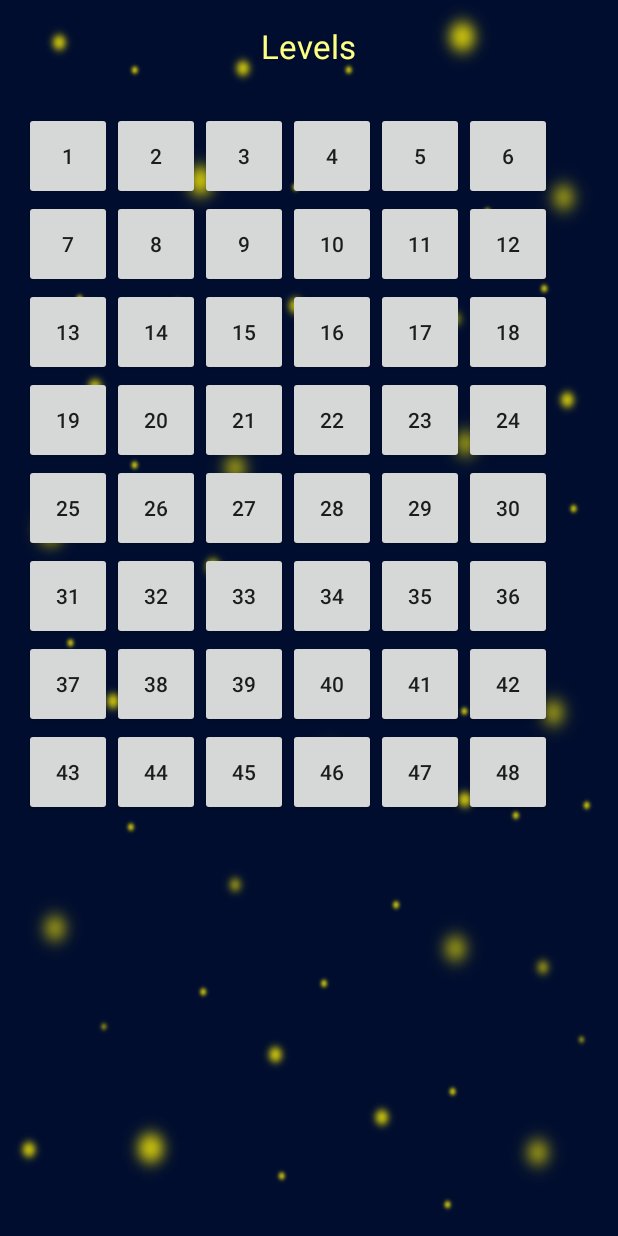
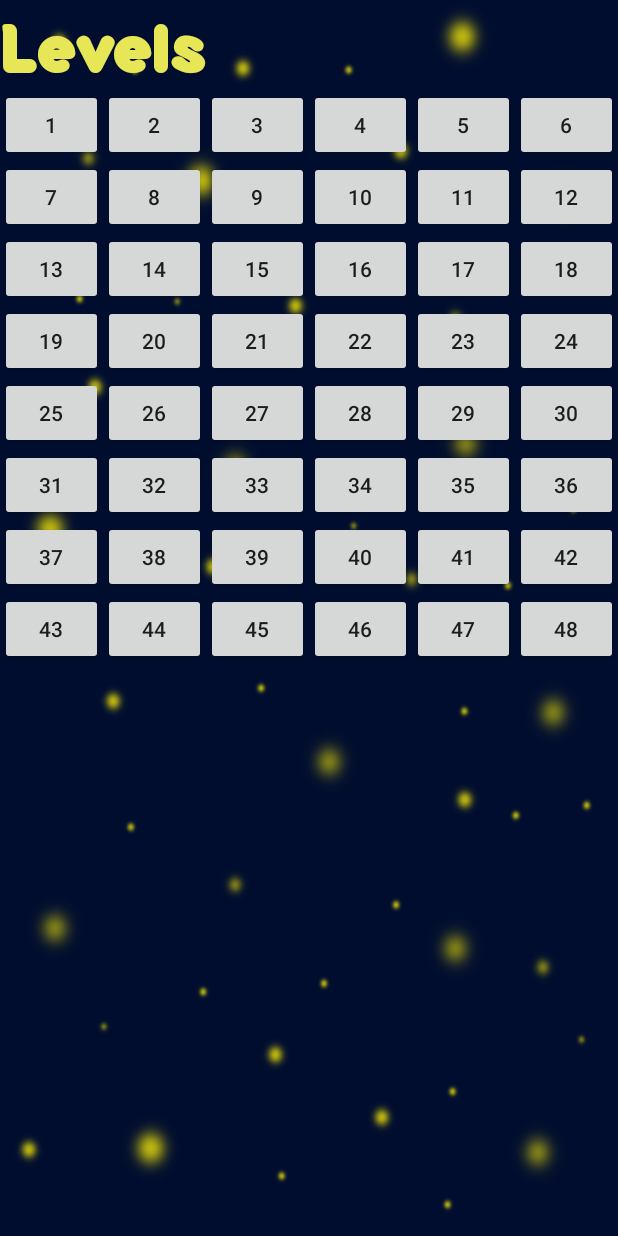
Before and after one commit to Petlushka/Peekaboo, an Android app: the LevelsActivity screen opened directly, with no data from a screen before it, on a phone screen of 412 x 824 dp. Run offline under Robolectric (Android 15) with nearby library versions, the phone set to English and light mode, and no system bars.

Commit message:
добавила Gridview для загрузки кнопок с выбором уровня

```diff
--- /dev/null
+++ b/app/src/main/java/com/petlushka/peekaboo/ButtonsAdapter.java
@@ -0,0 +1,64 @@
+package com.petlushka.peekaboo;
+
+import android.content.Context;
+import android.content.Intent;
+import android.view.LayoutInflater;
+import android.view.View;
+import android.view.ViewGroup;
+import android.widget.BaseAdapter;
+import android.widget.Button;
+
+import java.util.ArrayList;
+
+/**
+ * Created by Irina on 03.01.2016.
+ */
+public class ButtonsAdapter extends BaseAdapter {
+
+    Context ctx;
+    int [] data;
+
+    public ButtonsAdapter(Context ctx, int [] data) {
+        this.ctx = ctx;
+        this.data = data;
+    }
+
+
+    @Override
+    public int getCount() {
+        return data.length;
+    }
+
+    @Override
+    public Object getItem(int position) {
+        return data[position];
+    }
+
+    @Override
+    public long getItemId(int position) {
+        return position;
+    }
+
+    @Override
+    public View getView(int position, View convertView, ViewGroup parent) {
+        Button button;
+        if (convertView == null) {
+            button = new Button(ctx);
+            button.setText("" + (data[position]));
+        } else {
+            button = (Button)convertView;
+        }
+        button.setId(data[position]);
+        button.setOnClickListener(new View.OnClickListener() {
+            @Override
+            public void onClick(View v) {
+                int lv = v.getId();
+                Intent intent = new Intent(ctx, GameActivity.class);
+                intent.putExtra("level", lv);
+                ctx.startActivity(intent);
+            }
+        });
+        return button;
+    }
+
+}
--- a/app/src/main/java/com/petlushka/peekaboo/LevelsActivity.java
+++ b/app/src/main/java/com/petlushka/peekaboo/LevelsActivity.java
@@ -1,64 +1,46 @@
 package com.petlushka.peekaboo;
 
 import android.app.Activity;
-import android.content.Intent;
 import android.graphics.Point;
+import android.graphics.Typeface;
 import android.os.Bundle;
 import android.view.Display;
-import android.view.View;
 import android.widget.Button;
+import android.widget.GridView;
 import android.widget.RelativeLayout;
+import android.widget.TextView;
 
-public class LevelsActivity extends Activity implements View.OnClickListener {
+import java.util.ArrayList;
 
-    RelativeLayout relLayout;
+public class LevelsActivity extends Activity {
+
+
     private int width;
     private int height;
-    private int maxLevel = 48;
-    private int levelNum;
+    GridView gridView;
+    TextView tvLevels;
 
     @Override
     protected void onCreate(Bundle savedInstanceState) {
         super.onCreate(savedInstanceState);
-        setContentView(R.layout.activity_level_list);
+        setContentView(R.layout.level_list);
         Display display = getWindowManager().getDefaultDisplay();
         Point resolution = new Point();
         display.getSize(resolution);
+
         width = resolution.x;
         height = resolution.y;
-        relLayout = (RelativeLayout)findViewById(R.id.relLayout);
-        int buttonWidth = width /7;
-    //    RelativeLayout.LayoutParams lpView = new RelativeLayout.LayoutParams(buttonWidth, buttonWidth);
-        int xButton = 0;
-        int yButton = buttonWidth /2;
-
-        for(int i = 1; i < 49; i++){
-            Button button = new Button(this);
-            button.setText("" + i);
-            button.setPadding(2,2,2,2);
-            relLayout.addView(button, buttonWidth, buttonWidth);
-            if((xButton + buttonWidth *2) >= width){
-                xButton = 0;
-                yButton += buttonWidth;
-            }
-            button.setX(xButton);
-            button.setY(yButton);
-            button.setTag(i);
-            button.setOnClickListener(this);
-            if(i > maxLevel) {
-                button.setEnabled(false);
-            }
-            xButton += buttonWidth;
+        int buttonWidth = width / 6;
+        int [] data = new int [48] ;
+        for(int i = 0; i < 48; i ++){
+            data[i] = i+1;
         }
-
-
-    }
-
-    @Override
-    public void onClick(View v) {
-        int lv = (int)v.getTag();
-        Intent intent = new Intent(getApplicationContext(), GameActivity.class);
-        intent.putExtra("level", lv);
-        startActivity(intent);
+        gridView = (GridView)findViewById(R.id.gridView);
+        ButtonsAdapter adapter = new ButtonsAdapter(this, data);
+        gridView.setAdapter(adapter);
+        gridView.setNumColumns(6);
+        tvLevels = (TextView)findViewById(R.id.tvLevels);
+        tvLevels.setTypeface(Typeface.createFromAsset(this.getAssets(), "Bobblebod.ttf"));
+        tvLevels.setTextSize(buttonWidth * 0.5f);
     }
 }
--- /dev/null
+++ b/app/src/main/res/layout/item.xml
@@ -0,0 +1,7 @@
+<?xml version="1.0" encoding="utf-8"?>
+<Button
+    android:layout_width="match_parent"
+    android:layout_height="match_parent"
+    android:id="@+id/btnLevel"
+    android:text="@string/levels"
+    xmlns:android="http://schemas.android.com/apk/res/android" />
--- /dev/null
+++ b/app/src/main/res/layout/level_list.xml
@@ -0,0 +1,24 @@
+<?xml version="1.0" encoding="utf-8"?>
+<LinearLayout xmlns:android="http://schemas.android.com/apk/res/android"
+    android:orientation="vertical" android:layout_width="match_parent"
+    android:layout_height="match_parent"
+    android:background="@drawable/background"
+    android:gravity="center_horizontal">
+    <TextView
+        android:layout_width="match_parent"
+        android:layout_height="wrap_content"
+        android:text="@string/levels"
+        android:fontFeatureSettings="\@assets/"
+        android:id="@+id/tvLevels"
+        android:textAlignment="gravity"
+        android:textColor="#e6e656"
+        android:typeface="serif"
+        android:layout_gravity="center_horizontal" />
+    <GridView
+        android:layout_width="fill_parent"
+        android:layout_height="fill_parent"
+        android:columnCount="6"
+        android:rowCount="8"
+        android:id="@+id/gridView"></GridView>
+
+</LinearLayout>
```
